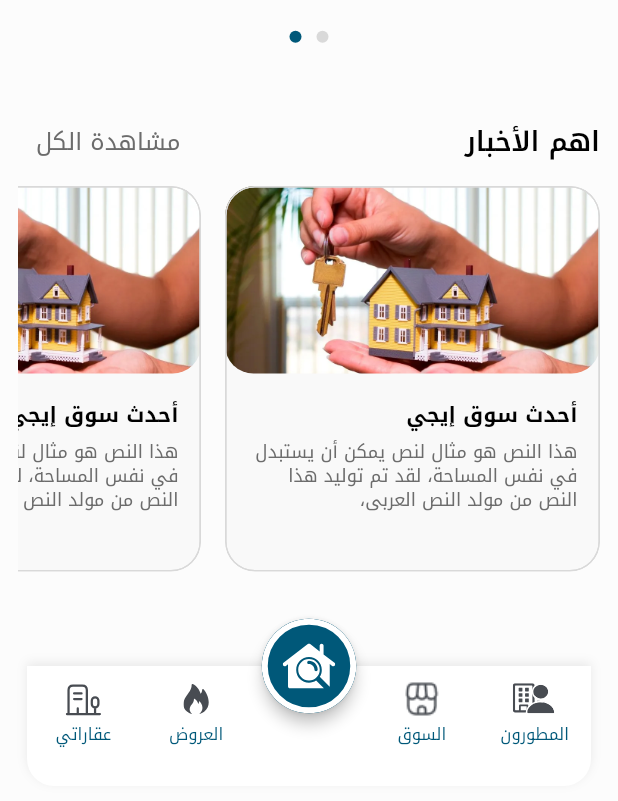
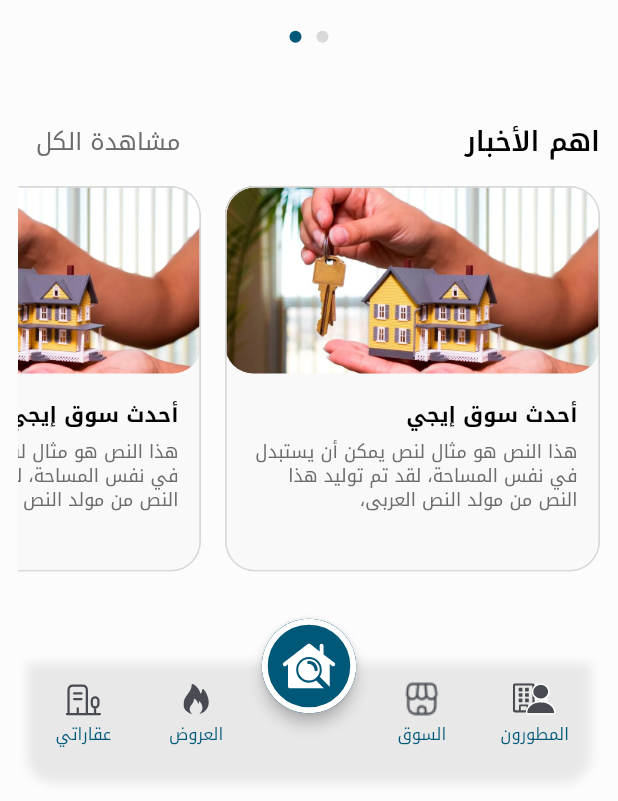
Before and after one commit to MostafaBorham/RamoTask, a Flutter app: the screen it shows after launch, scrolled down 2461 dp, on a phone screen of 412 x 824 dp, the part 435-1236 px from its top. Run offline on Flutter 3.47's test engine with Material 3 defaults, Android fonts, the phone set to English and light mode, and no system bars; our stand-ins replace flutter_svg.

Commit message:
Let home content scroll behind the transparent bottom bar

```diff
--- a/lib/home/widgets/home_bottom_bar.dart
+++ b/lib/home/widgets/home_bottom_bar.dart
@@ -76,10 +76,15 @@ class HomeBottomBar extends StatelessWidget {
   }
 
   Widget _panel() {
-    return DecoratedBox(
-      decoration: const BoxDecoration(
-        color: Colors.white,
-        borderRadius: BorderRadius.vertical(bottom: Radius.circular(18)),
+    return Stack(
+      children: [
+        const Positioned.fill(
+          child: IgnorePointer(
+            child: DecoratedBox(
+              decoration: BoxDecoration(
+                borderRadius: BorderRadius.vertical(
+                  bottom: Radius.circular(18),
+                ),
                 boxShadow: [
                   BoxShadow(
                     color: Color(0x14000000),
@@ -88,7 +93,10 @@ class HomeBottomBar extends StatelessWidget {
                   ),
                 ],
               ),
-      child: Padding(
+            ),
+          ),
+        ),
+        Padding(
           padding: const EdgeInsets.only(top: 10, bottom: 22),
           child: Row(
             textDirection: TextDirection.ltr,
@@ -102,6 +110,7 @@ class HomeBottomBar extends StatelessWidget {
             ],
           ),
         ),
+      ],
     );
   }
 
--- a/lib/home_page.dart
+++ b/lib/home_page.dart
@@ -70,21 +70,34 @@ class _HomePageState extends State<HomePage> {
       child: AnnotatedRegion<SystemUiOverlayStyle>(
         value: SystemUiOverlayStyle.dark,
         child: Scaffold(
+          extendBody: true,
           backgroundColor: HomeColors.background,
           body: SafeArea(
             bottom: false,
             child: Center(
               child: ConstrainedBox(
                 constraints: const BoxConstraints(maxWidth: 600),
-                child: ListView(
-                  padding: const EdgeInsets.only(bottom: 32),
+                child: Builder(builder: _buildHomeList),
+              ),
+            ),
+          ),
+          bottomNavigationBar: HomeBottomBar(onSelected: widget.onNavigation),
+        ),
+      ),
+    );
+  }
+
+  Widget _buildHomeList(BuildContext bodyContext) {
+    return ListView(
+      padding: EdgeInsets.only(
+        bottom: 32 + MediaQuery.paddingOf(bodyContext).bottom,
+      ),
       children: [
         HomeHeader(
           city: _city,
           topInset: MediaQuery.paddingOf(context).top,
           logo: widget.images['ar logo'],
-                      onQueryChanged: (value) =>
-                          setState(() => _query = value.trim()),
+          onQueryChanged: (value) => setState(() => _query = value.trim()),
           onSearch: widget.onSearch,
           onMenu: widget.onMenu,
           onNotifications: widget.onNotifications,
@@ -92,10 +105,7 @@ class _HomePageState extends State<HomePage> {
         ),
         PromotionCarousel(
           images: widget.images,
-                      slides: const [
-                        content.homePromotion,
-                        content.officePromotion,
-                      ],
+          slides: const [content.homePromotion, content.officePromotion],
           onContact: widget.onContact,
         ),
         _sectionGap,
@@ -116,10 +126,7 @@ class _HomePageState extends State<HomePage> {
         _sectionGap,
         PromotionCarousel(
           images: widget.images,
-                      slides: const [
-                        content.officePromotion,
-                        content.homePromotion,
-                      ],
+          slides: const [content.officePromotion, content.homePromotion],
           onContact: widget.onContact,
         ),
         _sectionGap,
@@ -129,11 +136,7 @@ class _HomePageState extends State<HomePage> {
           compact: true,
         ),
         _sectionGap,
-                    _listings(
-                      'أحدث الفيلات في مصر',
-                      content.villaListings,
-                      compact: true,
-                    ),
+        _listings('أحدث الفيلات في مصر', content.villaListings, compact: true),
         _sectionGap,
         _listings(
           'أحدث الدوبلكس في مصر',
@@ -147,13 +150,6 @@ class _HomePageState extends State<HomePage> {
           onItemSelected: widget.onItemSelected,
         ),
       ],
-                ),
-              ),
-            ),
-          ),
-          bottomNavigationBar: HomeBottomBar(onSelected: widget.onNavigation),
-        ),
-      ),
     );
   }
 
```
Also changed, not shown: 1 other file. Lines whose indentation alone changed are shown as unchanged.
